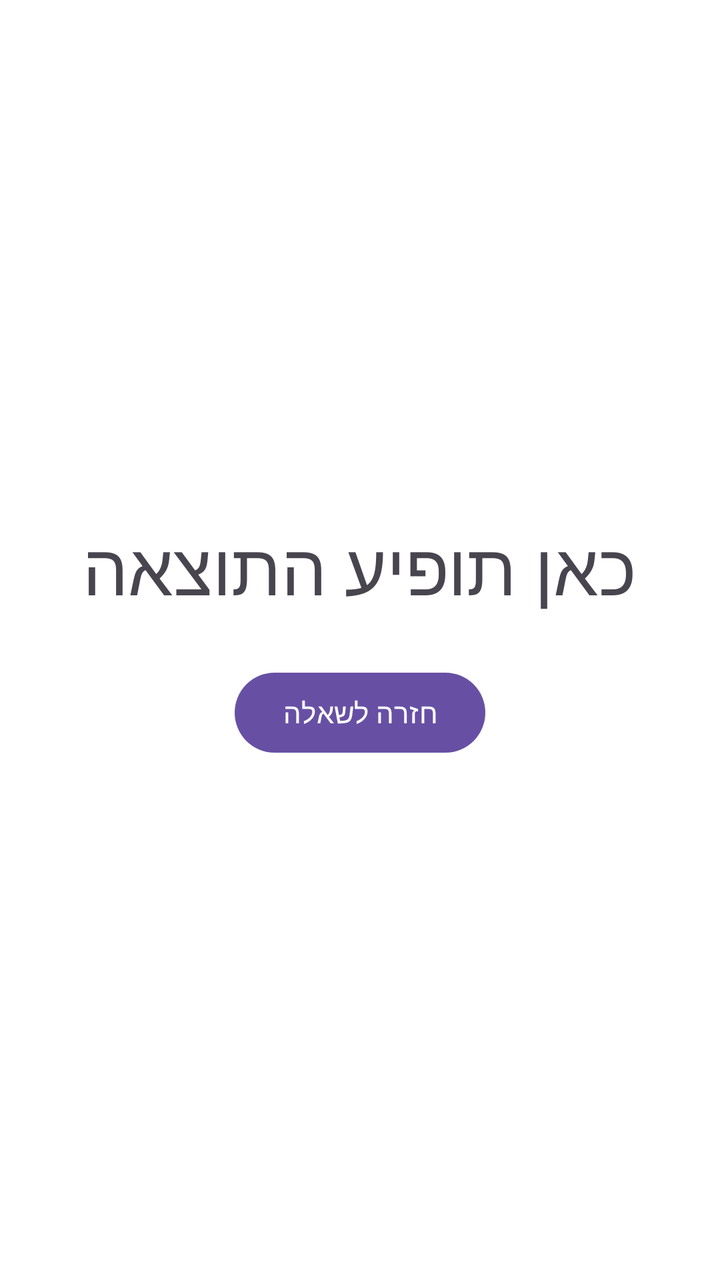
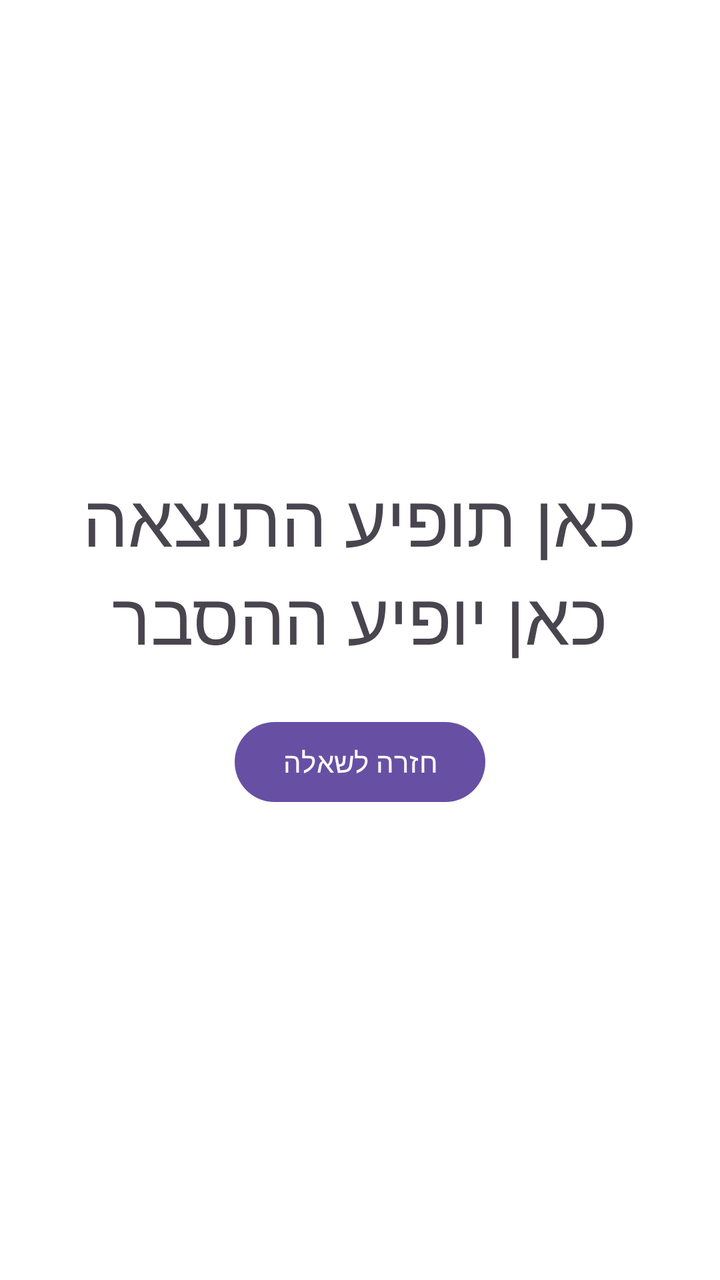

An Android layout rendered at two revisions. The XML below is the earlier revision; the diff shows what the commit changed to produce the second picture.
<!-- AndroidManifest.xml: application theme Theme.TrueFalseQuiz -->
<!-- res/layout/activity_result.xml -->
<?xml version="1.0" encoding="utf-8"?>
<LinearLayout xmlns:android="http://schemas.android.com/apk/res/android"
    android:id="@+id/main"
    android:layout_width="match_parent"
    android:layout_height="match_parent"
    android:background="@color/white"
    android:gravity="center"
    android:orientation="vertical"
    android:padding="16dp">

    <TextView
        android:id="@+id/tvResult"
        android:layout_width="wrap_content"
        android:layout_height="wrap_content"
        android:text="כאן תופיע התוצאה"
        android:textSize="36sp" />

    <Button
        android:id="@+id/btnBack"
        android:layout_width="wrap_content"
        android:layout_height="wrap_content"
        android:layout_marginTop="24dp"
        android:text="חזרה לשאלה" />

</LinearLayout>
<!-- resources referenced by this layout -->
<resources>
  <color name="white">#FFFFFFFF</color>
  <style name="Theme.TrueFalseQuiz" parent="Base.Theme.TrueFalseQuiz" />
  <style name="Base.Theme.TrueFalseQuiz" parent="Theme.Material3.DayNight.NoActionBar">
          
          
      </style>
</resources>

<!-- the commit's change to res/layout/activity_result.xml (unified diff, before → after) -->
@@ -14,7 +14,14 @@
         android:layout_height="wrap_content"
         android:text="כאן תופיע התוצאה"
         android:textSize="36sp" />
+    <TextView
+        android:id="@+id/tvExplanation"
+        android:layout_width="wrap_content"
+        android:layout_height="wrap_content"
+        android:text="כאן יופיע ההסבר"
+        android:textSize="36sp">
 
+    </TextView>
     <Button
         android:id="@+id/btnBack"
         android:layout_width="wrap_content"
